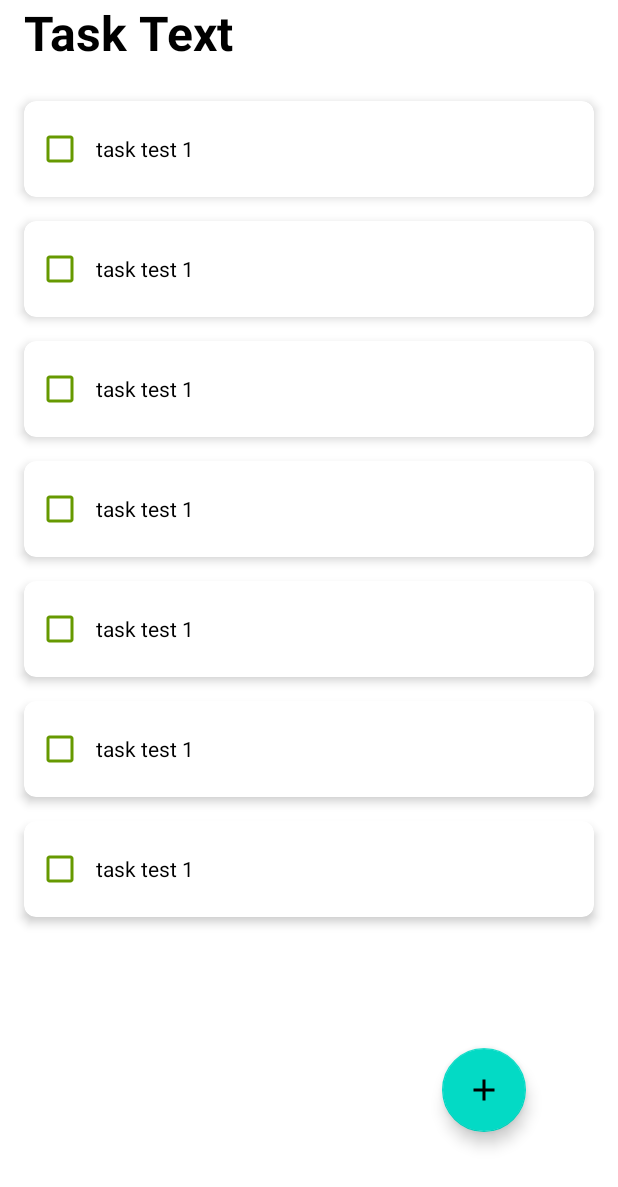
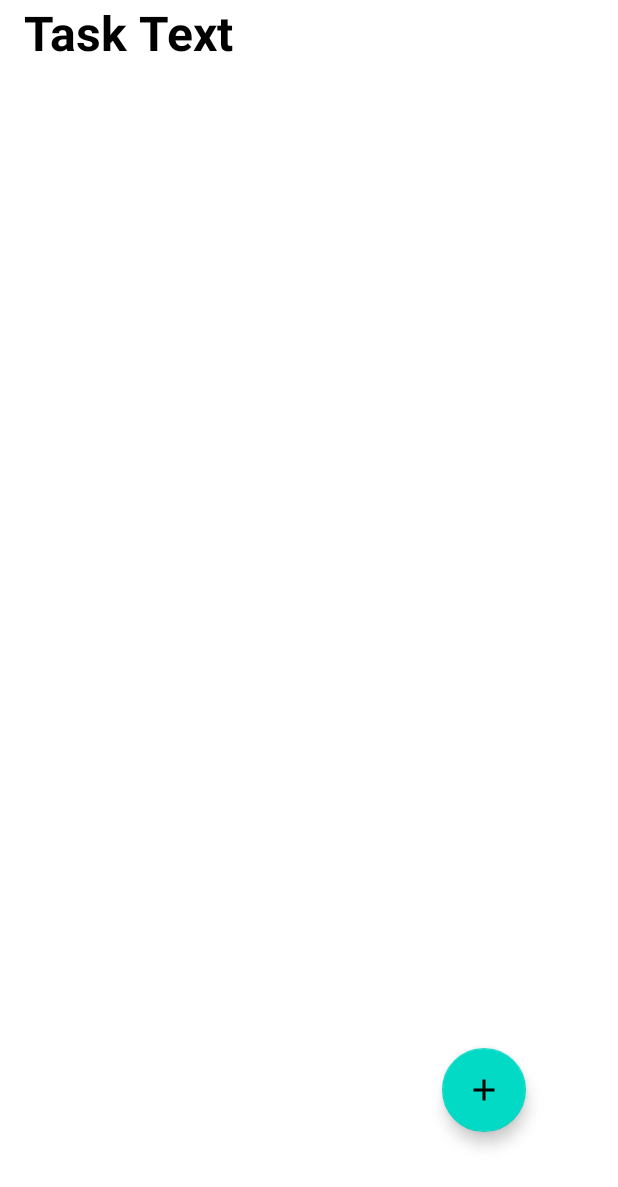
Before and after one commit to LvNammm/LTPhone, an Android app: the screen it shows after launch (MainActivity), on a phone screen of 412 x 824 dp. Shown: the top 1187 px of the screen. Run offline under Robolectric (Android 15) with nearby library versions, the phone set to English and light mode, and no system bars; 3 statements that could not run were skipped.

Commit message:
db - new task

```diff
--- /dev/null
+++ b/app/src/main/java/com/example/ltuddd/DialogCloseListener.java
@@ -0,0 +1,8 @@
+package com.example.ltuddd;
+
+import android.app.Dialog;
+import android.content.DialogInterface;
+
+public interface DialogCloseListener {
+    public  void handleDiglogClose(DialogInterface dialog);
+}
--- a/app/src/main/java/com/example/ltuddd/MainActivity.java
+++ b/app/src/main/java/com/example/ltuddd/MainActivity.java
@@ -1,9 +1,13 @@
 package com.example.ltuddd;
 
+import android.content.DialogInterface;
 import android.os.Bundle;
+import android.view.View;
 
 import com.example.ltuddd.Adapter.TodoAdapter;
 import com.example.ltuddd.Model.ToDoModel;
+import com.example.ltuddd.Utils.DatabaseHandler;
+import com.google.android.material.floatingactionbutton.FloatingActionButton;
 
 
 import androidx.appcompat.app.AppCompatActivity;
@@ -14,15 +18,21 @@ import androidx.recyclerview.widget.RecyclerView;
 
 
 import java.util.ArrayList;
+import java.util.Collection;
+import java.util.Collections;
 import java.util.List;
 
-public class MainActivity extends AppCompatActivity {
+public class MainActivity extends AppCompatActivity implements DialogCloseListener{
 
 
     // Đoạn này Phong viết đừng xoá nha
     private RecyclerView taskRecyclerView;
     private TodoAdapter taskAdapter;
     private List<ToDoModel> taskList;
+
+    private DatabaseHandler db;
+    private FloatingActionButton fab;
+
 
     @Override
     protected void onCreate(Bundle savedInstanceState) {
@@ -31,28 +41,36 @@ public class MainActivity extends AppCompatActivity {
 
 //        getSupportActionBar().hide();
 
+        db = new DatabaseHandler(this);
+        db.openDatabase();
         taskList = new ArrayList<>();
 
         taskRecyclerView = findViewById(R.id.taskRecyclerView);
         taskRecyclerView.setLayoutManager(new LinearLayoutManager(this));
-        taskAdapter = new TodoAdapter(this);
+        taskAdapter = new TodoAdapter(db, this);
         taskRecyclerView.setAdapter(taskAdapter);
 
-        ToDoModel task = new ToDoModel();
-        task.setTask("task test 1");
-        task.setStatus(0);
-        task.setId(1);
+        fab = findViewById(R.id.fab);
 
-        taskList.add(task);
-        taskList.add(task);
-        taskList.add(task);
-        taskList.add(task);
-        taskList.add(task);
-        taskList.add(task);
-        taskList.add(task);
+        taskList = db.getAllTasks();
+        Collections.reverse(taskList);
+        taskAdapter.setTask(taskList);
 
-        taskAdapter.setTask(taskList);
+        fab.setOnClickListener(new View.OnClickListener() {
+            @Override
+            public void onClick(View view) {
+                AddNewTask.newInstance().show(getSupportFragmentManager(), AddNewTask.TAG);
+            }
+        });
     }
 
 
+    @Override
+    public void handleDiglogClose(DialogInterface dialog) {
+        taskList = db.getAllTasks();
+        Collections.reverse(taskList);
+        taskAdapter.setTask(taskList);
+        taskAdapter.notifyDataSetChanged();
+
+    }
 }
--- a/app/src/main/java/com/example/ltuddd/Utils/DatabaseHandler.java
+++ b/app/src/main/java/com/example/ltuddd/Utils/DatabaseHandler.java
@@ -26,7 +26,7 @@ public class DatabaseHandler extends SQLiteOpenHelper {
 
     private SQLiteDatabase db;
 
-    private DatabaseHandler(Context context){
+    public DatabaseHandler(Context context){
         super(context, NAME, null, VERSION);
     }
 
--- a/app/src/main/res/values/colors.xml
+++ b/app/src/main/res/values/colors.xml
@@ -7,4 +7,7 @@
     <color name="teal_700">#FF018786</color>
     <color name="black">#FF000000</color>
     <color name="white">#FFFFFFFF</color>
+    <color name="colorPrimaryDark">@android:color/holo_green_dark</color>
+    <color name="colorPrimary">@android:color/holo_green_dark</color>
+    <color name="colorAccent">@android:color/holo_green_dark</color>
 </resources>
```
Also changed, not shown: app/src/main/java/com/example/ltuddd/Adapter/TodoAdapter.java (+38 -2 lines), app/src/main/java/com/example/ltuddd/AddNewTask.java (added, +117 -0 lines), app/src/main/res/values/styles.xml (added, +14 -0 lines).
